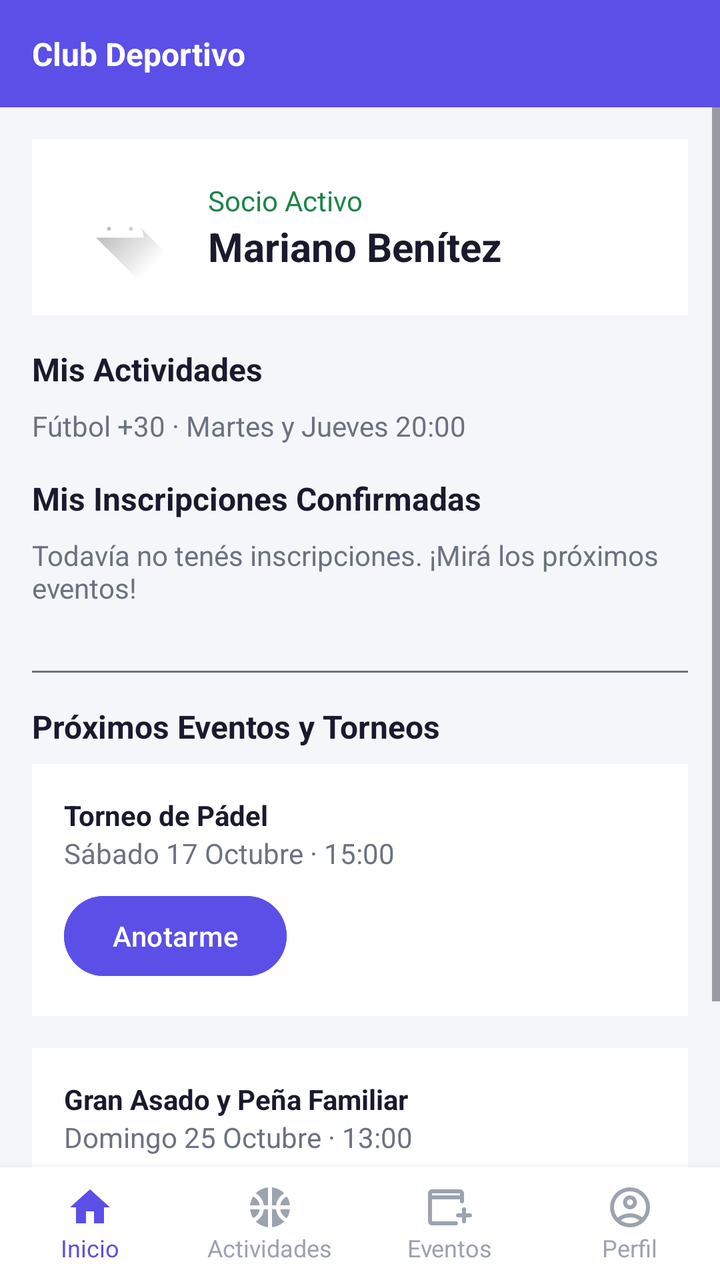
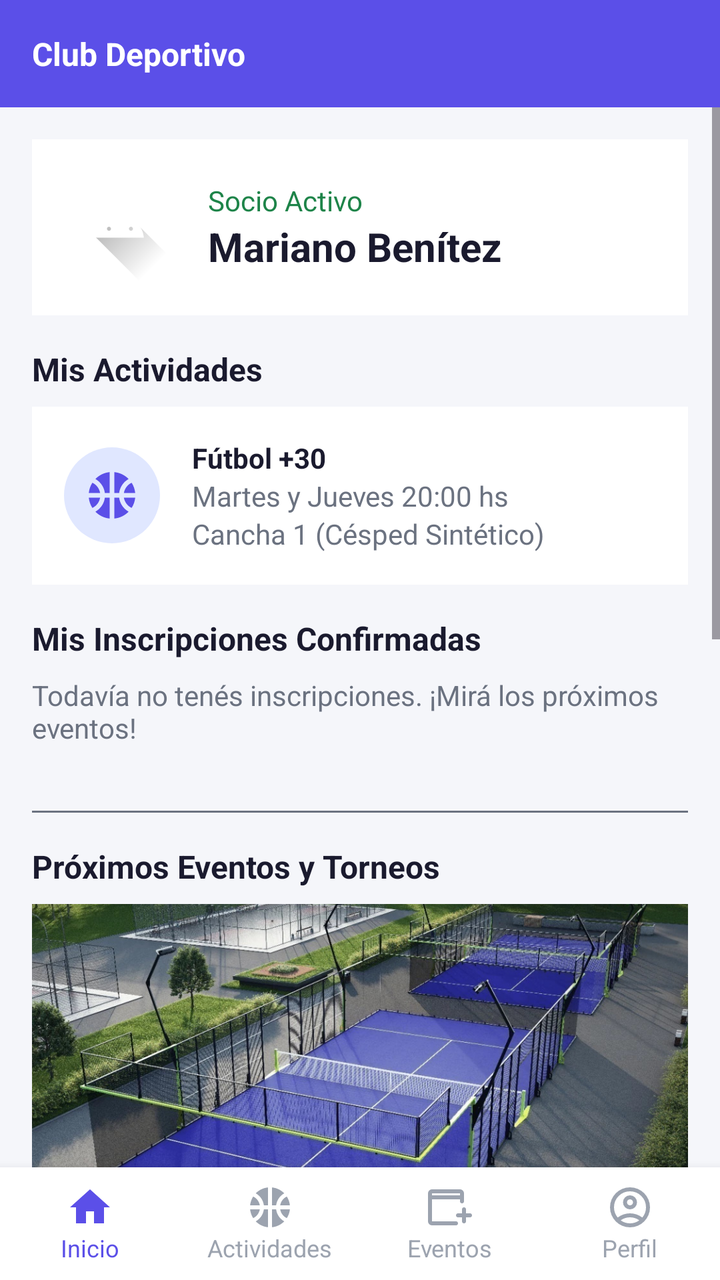

Before-and-after screenshots of an Android layout around one commit, followed by the original layout XML and the change that was made.
<!-- AndroidManifest.xml: application theme Theme.ClubApp -->
<!-- res/layout/activity_main.xml -->
<?xml version="1.0" encoding="utf-8"?>
<androidx.constraintlayout.widget.ConstraintLayout
    xmlns:android="http://schemas.android.com/apk/res/android"
    xmlns:app="http://schemas.android.com/apk/res-auto"
    android:layout_width="match_parent"
    android:layout_height="match_parent"
    android:fitsSystemWindows="true"
    android:background="@color/background">

    
    <TextView
        android:id="@+id/tv_header"
        android:layout_width="0dp"
        android:layout_height="wrap_content"
        android:padding="@dimen/spacing_medium"
        android:background="@color/primary"
        android:text="@string/club_subtitle"
        android:textColor="@color/white"
        android:textSize="@dimen/text_subtitle"
        android:textStyle="bold"
        app:layout_constraintTop_toTopOf="parent"
        app:layout_constraintStart_toStartOf="parent"
        app:layout_constraintEnd_toEndOf="parent" />

    
    <ScrollView
        android:layout_width="0dp"
        android:layout_height="0dp"
        app:layout_constraintTop_toBottomOf="@id/tv_header"
        app:layout_constraintBottom_toTopOf="@id/bottom_nav"
        app:layout_constraintStart_toStartOf="parent"
        app:layout_constraintEnd_toEndOf="parent">

        <LinearLayout
            android:layout_width="match_parent"
            android:layout_height="wrap_content"
            android:orientation="vertical"
            android:padding="@dimen/spacing_medium">

            
            <LinearLayout
                android:layout_width="match_parent"
                android:layout_height="wrap_content"
                android:orientation="horizontal"
                android:gravity="center_vertical"
                android:background="@color/white"
                android:padding="@dimen/spacing_medium"
                android:layout_marginBottom="@dimen/spacing_medium">

                <ImageView
                    android:layout_width="56dp"
                    android:layout_height="56dp"
                    android:src="@drawable/ic_launcher_foreground"
                    android:contentDescription="@string/member_label" />

                <LinearLayout
                    android:layout_width="wrap_content"
                    android:layout_height="wrap_content"
                    android:orientation="vertical"
                    android:layout_marginStart="@dimen/spacing_medium">

                    <TextView
                        android:layout_width="wrap_content"
                        android:layout_height="wrap_content"
                        android:text="@string/member_label"
                        android:textColor="@color/accent_darker"
                        android:textSize="@dimen/text_body" />

                    <TextView
                        android:layout_width="wrap_content"
                        android:layout_height="wrap_content"
                        android:text="@string/member_name"
                        android:textColor="@color/text_primary"
                        android:textSize="@dimen/text_title"
                        android:textStyle="bold" />
                </LinearLayout>
            </LinearLayout>

            
            <TextView
                android:layout_width="wrap_content"
                android:layout_height="wrap_content"
                android:layout_marginBottom="@dimen/spacing_small"
                android:text="@string/section_activities"
                android:textColor="@color/text_primary"
                android:textSize="@dimen/text_subtitle"
                android:textStyle="bold" />

            <TextView
                android:layout_width="wrap_content"
                android:layout_height="wrap_content"
                android:text="@string/activity_description"
                android:textSize="@dimen/text_body"
                android:textColor="@color/text_secondary"
                android:layout_marginBottom="@dimen/spacing_medium" />

            
            <TextView
                android:layout_width="wrap_content"
                android:layout_height="wrap_content"
                android:text="@string/section_my_registrations"
                android:textColor="@color/text_primary"
                android:textSize="@dimen/text_subtitle"
                android:textStyle="bold"
                android:layout_marginBottom="@dimen/spacing_small" />

            <TextView
                android:id="@+id/tv_empty_state"
                android:layout_width="wrap_content"
                android:layout_height="wrap_content"
                android:text="@string/empty_registrations"
                android:textColor="@color/text_secondary"
                android:textSize="@dimen/text_body"
                android:layout_marginBottom="@dimen/spacing_medium" />

            
            <LinearLayout
                android:id="@+id/container_registrations"
                android:layout_width="match_parent"
                android:layout_height="wrap_content"
                android:orientation="vertical"
                android:layout_marginBottom="@dimen/spacing_medium" />

            <View
                android:layout_width="match_parent"
                android:layout_height="1dp"
                android:background="@color/text_secondary"
                android:layout_marginBottom="@dimen/spacing_medium" />

            
            <TextView
                android:layout_width="wrap_content"
                android:layout_height="wrap_content"
                android:text="@string/section_events"
                android:textColor="@color/text_primary"
                android:textSize="@dimen/text_subtitle"
                android:textStyle="bold"
                android:layout_marginBottom="@dimen/spacing_small" />

            
            <LinearLayout
                android:layout_width="match_parent"
                android:layout_height="wrap_content"
                android:layout_marginBottom="@dimen/spacing_medium"
                android:background="@color/white"
                android:orientation="vertical"
                android:padding="@dimen/spacing_medium">

                <TextView
                    android:layout_width="wrap_content"
                    android:layout_height="wrap_content"
                    android:text="@string/event_name_1"
                    android:textColor="@color/text_primary"
                    android:textSize="@dimen/text_body"
                    android:textStyle="bold" />

                <TextView
                    android:layout_width="wrap_content"
                    android:layout_height="wrap_content"
                    android:layout_marginBottom="@dimen/spacing_small"
                    android:text="@string/event_date_1"
                    android:textColor="@color/text_secondary"
                    android:textSize="@dimen/text_body" />

                <Button
                    android:id="@+id/btn_join_event_1"
                    android:layout_width="wrap_content"
                    android:layout_height="wrap_content"
                    android:backgroundTint="@color/primary"
                    android:textColor="@color/white"
                    android:text="@string/btn_join_event" />

            </LinearLayout>

            
            <LinearLayout
                android:layout_width="match_parent"
                android:layout_height="wrap_content"
                android:layout_marginBottom="@dimen/spacing_medium"
                android:background="@color/white"
                android:orientation="vertical"
                android:padding="@dimen/spacing_medium">

                <TextView
                    android:layout_width="wrap_content"
                    android:layout_height="wrap_content"
                    android:text="@string/event_name_2"
                    android:textColor="@color/text_primary"
                    android:textSize="@dimen/text_body"
                    android:textStyle="bold" />

                <TextView
                    android:layout_width="wrap_content"
                    android:layout_height="wrap_content"
                    android:layout_marginBottom="@dimen/spacing_small"
                    android:text="@string/event_date_2"
                    android:textColor="@color/text_secondary"
                    android:textSize="@dimen/text_body" />

                <Button
                    android:id="@+id/btn_join_event_2"
                    android:layout_width="wrap_content"
                    android:layout_height="wrap_content"
                    android:backgroundTint="@color/primary"
                    android:textColor="@color/white"
                    android:text="@string/btn_join_event" />

            </LinearLayout>

        </LinearLayout>
    </ScrollView>
    
    <LinearLayout
        android:id="@+id/bottom_nav"
        android:layout_width="0dp"
        android:layout_height="wrap_content"
        android:orientation="horizontal"
        android:background="@color/white"
        android:paddingTop="@dimen/spacing_small"
        android:paddingBottom="@dimen/spacing_small"
        android:elevation="8dp"
        app:layout_constraintBottom_toBottomOf="parent"
        app:layout_constraintStart_toStartOf="parent"
        app:layout_constraintEnd_toEndOf="parent">

        <LinearLayout
            android:id="@+id/nav_home"
            android:layout_width="0dp"
            android:layout_height="wrap_content"
            android:layout_weight="1"
            android:orientation="vertical"
            android:gravity="center">

            <ImageView
                android:layout_width="24dp"
                android:layout_height="24dp"
                android:src="@drawable/ic_home"
                app:tint="@color/primary"
                android:contentDescription="@string/nav_home" />

            <TextView
                android:layout_width="wrap_content"
                android:layout_height="wrap_content"
                android:text="@string/nav_home"
                android:textColor="@color/primary"
                android:textSize="12sp" />
        </LinearLayout>

        <LinearLayout
            android:id="@+id/nav_activities"
            android:layout_width="0dp"
            android:layout_height="wrap_content"
            android:layout_weight="1"
            android:orientation="vertical"
            android:gravity="center">

            <ImageView
                android:layout_width="24dp"
                android:layout_height="24dp"
                android:src="@drawable/ic_activities"
                app:tint="@color/nav_inactive"
                android:contentDescription="@string/nav_activities" />

            <TextView
                android:layout_width="wrap_content"
                android:layout_height="wrap_content"
                android:text="@string/nav_activities"
                android:textColor="@color/nav_inactive"
                android:textSize="12sp" />
        </LinearLayout>

        <LinearLayout
            android:id="@+id/nav_events"
            android:layout_width="0dp"
            android:layout_height="wrap_content"
            android:layout_weight="1"
            android:orientation="vertical"
            android:gravity="center">

            <ImageView
                android:layout_width="24dp"
                android:layout_height="24dp"
                android:src="@drawable/ic_events"
                app:tint="@color/nav_inactive"
                android:contentDescription="@string/nav_events" />

            <TextView
                android:layout_width="wrap_content"
                android:layout_height="wrap_content"
                android:text="@string/nav_events"
                android:textColor="@color/nav_inactive"
                android:textSize="12sp" />
        </LinearLayout>

        <LinearLayout
            android:id="@+id/nav_profile"
            android:layout_width="0dp"
            android:layout_height="wrap_content"
            android:layout_weight="1"
            android:orientation="vertical"
            android:gravity="center">

            <ImageView
                android:layout_width="24dp"
                android:layout_height="24dp"
                android:src="@drawable/ic_profile"
                app:tint="@color/nav_inactive"
                android:contentDescription="@string/nav_profile" />

            <TextView
                android:layout_width="wrap_content"
                android:layout_height="wrap_content"
                android:text="@string/nav_profile"
                android:textColor="@color/nav_inactive"
                android:textSize="12sp" />
        </LinearLayout>

    </LinearLayout>
</androidx.constraintlayout.widget.ConstraintLayout>
<!-- resources referenced by this layout -->
<resources>
  <color name="accent_darker">#1E8449</color>
  <color name="background">#F5F6FA</color>
  <color name="nav_inactive">#9CA3AF</color>
  <color name="primary">#5B4FE8</color>
  <color name="text_primary">#1A1A2E</color>
  <color name="text_secondary">#6B7280</color>
  <color name="white">#FFFFFF</color>
  <dimen name="spacing_medium">16dp</dimen>
  <dimen name="spacing_small">8dp</dimen>
  <dimen name="text_body">14sp</dimen>
  <dimen name="text_subtitle">16sp</dimen>
  <dimen name="text_title">20sp</dimen>
  <!-- drawable ic_events (drawable) -->
  <vector xmlns:android="http://schemas.android.com/apk/res/android" android:height="24dp" android:tint="#000000" android:viewportHeight="960" android:viewportWidth="960" android:width="24dp">
        
      <path android:fillColor="@android:color/white" android:pathData="M720,680L640,680Q623,680 611.5,668.5Q600,657 600,640Q600,623 611.5,611.5Q623,600 640,600L720,600L720,520Q720,503 731.5,491.5Q743,480 760,480Q777,480 788.5,491.5Q800,503 800,520L800,600L880,600Q897,600 908.5,611.5Q920,623 920,640Q920,657 908.5,668.5Q897,680 880,680L800,680L800,760Q800,777 788.5,788.5Q777,800 760,800Q743,800 731.5,788.5Q720,777 720,760L720,680ZM120,840Q87,840 63.5,816.5Q40,793 40,760L40,200Q40,167 63.5,143.5Q87,120 120,120L680,120Q713,120 736.5,143.5Q760,167 760,200L760,360Q760,377 748.5,388.5Q737,400 720,400Q703,400 691.5,388.5Q680,377 680,360L680,320L120,320L120,760Q120,760 120,760Q120,760 120,760L600,760Q617,760 628.5,771.5Q640,783 640,800Q640,817 628.5,828.5Q617,840 600,840L120,840ZM120,240L680,240L680,200Q680,200 680,200Q680,200 680,200L120,200Q120,200 120,200Q120,200 120,200L120,240ZM120,240L120,200Q120,200 120,200Q120,200 120,200L120,200Q120,200 120,200Q120,200 120,200L120,240Z"/>
      
  </vector>
  <!-- drawable ic_home (drawable) -->
  <vector xmlns:android="http://schemas.android.com/apk/res/android" android:height="24dp" android:tint="#000000" android:viewportHeight="24" android:viewportWidth="24" android:width="24dp">
        
      <path android:fillColor="@android:color/white" android:pathData="M10,20v-6h4v6h5v-8h3L12,3 2,12h3v8z"/>
      
  </vector>
  <string name="activity_description">Fútbol +30 · Martes y Jueves 20:00</string>
  <string name="btn_join_event">Anotarme</string>
  <string name="club_subtitle">Club Deportivo</string>
  <string name="empty_registrations">Todavía no tenés inscripciones. ¡Mirá los próximos eventos!</string>
  <string name="event_date_1">Sábado 17 Octubre · 15:00</string>
  <string name="event_date_2">Domingo 25 Octubre · 13:00</string>
  <string name="event_name_1">Torneo de Pádel</string>
  <string name="event_name_2">Gran Asado y Peña Familiar</string>
  <string name="member_label">Socio Activo</string>
  <string name="member_name">Mariano Benítez</string>
  <string name="nav_activities">Actividades</string>
  <string name="nav_events">Eventos</string>
  <string name="nav_home">Inicio</string>
  <string name="nav_profile">Perfil</string>
  <string name="section_activities">Mis Actividades</string>
  <string name="section_events">Próximos Eventos y Torneos</string>
  <string name="section_my_registrations">Mis Inscripciones Confirmadas</string>
  <style name="Theme.ClubApp" parent="Base.Theme.ClubApp" />
  <style name="Base.Theme.ClubApp" parent="Theme.Material3.DayNight.NoActionBar">
          
          
      </style>
  <!-- unchanged entries left out for length: 3 -->
</resources>

<!-- the commit's change to res/layout/activity_main.xml (unified diff, before → after) -->
@@ -86,13 +86,54 @@
                 android:textSize="@dimen/text_subtitle"
                 android:textStyle="bold" />
 
-            <TextView
-                android:layout_width="wrap_content"
-                android:layout_height="wrap_content"
-                android:text="@string/activity_description"
-                android:textSize="@dimen/text_body"
-                android:textColor="@color/text_secondary"
-                android:layout_marginBottom="@dimen/spacing_medium" />
+            <LinearLayout
+                android:layout_width="match_parent"
+                android:layout_height="wrap_content"
+                android:orientation="horizontal"
+                android:gravity="center_vertical"
+                android:background="@color/white"
+                android:padding="@dimen/spacing_medium"
+                android:layout_marginBottom="@dimen/spacing_medium">
+
+                <ImageView
+                    android:layout_width="48dp"
+                    android:layout_height="48dp"
+                    android:background="@drawable/bg_icon_circle"
+                    android:padding="10dp"
+                    android:src="@drawable/ic_activities"
+                    app:tint="@color/primary"
+                    android:contentDescription="@string/activity1_name" />
+
+                <LinearLayout
+                    android:layout_width="wrap_content"
+                    android:layout_height="wrap_content"
+                    android:orientation="vertical"
+                    android:layout_marginStart="@dimen/spacing_medium">
+
+                    <TextView
+                        android:layout_width="wrap_content"
+                        android:layout_height="wrap_content"
+                        android:text="@string/activity1_name"
+                        android:textColor="@color/text_primary"
+                        android:textSize="@dimen/text_body"
+                        android:textStyle="bold" />
+
+                    <TextView
+                        android:layout_width="wrap_content"
+                        android:layout_height="wrap_content"
+                        android:text="@string/activity1_time"
+                        android:textColor="@color/text_secondary"
+                        android:textSize="@dimen/text_body" />
+
+                    <TextView
+                        android:layout_width="wrap_content"
+                        android:layout_height="wrap_content"
+                        android:text="@string/activity1_location"
+                        android:textColor="@color/text_secondary"
+                        android:textSize="@dimen/text_body" />
+
+                </LinearLayout>
+            </LinearLayout>
 
             
             <TextView
@@ -143,41 +184,71 @@
                 android:layout_height="wrap_content"
                 android:layout_marginBottom="@dimen/spacing_medium"
                 android:background="@color/white"
-                android:orientation="vertical"
-                android:padding="@dimen/spacing_medium">
-
-                <TextView
-                    android:layout_width="wrap_content"
-                    android:layout_height="wrap_content"
-                    android:text="@string/event_name_1"
-                    android:textColor="@color/text_primary"
-                    android:textSize="@dimen/text_body"
-                    android:textStyle="bold" />
-
-                <TextView
-                    android:layout_width="wrap_content"
-                    android:layout_height="wrap_content"
-                    android:layout_marginBottom="@dimen/spacing_small"
-                    android:text="@string/event_date_1"
-                    android:textColor="@color/text_secondary"
-                    android:textSize="@dimen/text_body" />
-
-                <Button
-                    android:id="@+id/btn_join_event_1"
-                    android:layout_width="wrap_content"
-                    android:layout_height="wrap_content"
-                    android:backgroundTint="@color/primary"
-                    android:textColor="@color/white"
-                    android:text="@string/btn_join_event" />
-
+                android:orientation="vertical">
+
+                <ImageView
+                    android:layout_width="match_parent"
+                    android:layout_height="160dp"
+                    android:scaleType="centerCrop"
+                    android:src="@drawable/event_padel"
+                    android:contentDescription="@string/event_name_1" />
+
+                <LinearLayout
+                    android:layout_width="match_parent"
+                    android:layout_height="wrap_content"
+                    android:orientation="vertical"
+                    android:padding="@dimen/spacing_medium">
+
+                    <TextView
+                        android:layout_width="wrap_content"
+                        android:layout_height="wrap_content"
+                        android:text="@string/event_name_1"
+                        android:textColor="@color/text_primary"
+                        android:textSize="@dimen/text_body"
+                        android:textStyle="bold" />
+
+                    <TextView
+                        android:layout_width="wrap_content"
+                        android:layout_height="wrap_content"
+                        android:text="@string/event_date_1"
+                        android:textColor="@color/text_secondary"
+                        android:textSize="@dimen/text_body" />
+                    <TextView
+                        android:layout_width="wrap_content"
+                        android:layout_height="wrap_content"
+                        android:layout_marginBottom="@dimen/spacing_small"
+                        android:text="@string/event_location_1"
+                        android:textColor="@color/text_secondary"
+                        android:textSize="@dimen/text_body" />
+                    <Button
+                        android:id="@+id/btn_join_event_1"
+                        android:layout_width="wrap_content"
+                        android:layout_height="wrap_content"
+                        android:backgroundTint="@color/primary"
+                        android:textColor="@color/white"
+                        android:text="@string/btn_join_event" />
+
+                </LinearLayout>
             </LinearLayout>
 
             
-            <LinearLayout
-                android:layout_width="match_parent"
-                android:layout_height="wrap_content"
-                android:layout_marginBottom="@dimen/spacing_medium"
-                android:background="@color/white"
+        <LinearLayout
+            android:layout_width="match_parent"
+            android:layout_height="wrap_content"
+            android:layout_marginBottom="@dimen/spacing_medium"
+            android:background="@color/white"
+            android:orientation="vertical">
+
+            <ImageView
+                android:layout_width="match_parent"
+                android:layout_height="160dp"
+                android:scaleType="centerCrop"
+                android:src="@drawable/event_asado"
+                android:contentDescription="@string/event_name_1" />
+
+            <LinearLayout
+                android:layout_width="match_parent"
+                android:layout_height="wrap_content"
                 android:orientation="vertical"
                 android:padding="@dimen/spacing_medium">
 
@@ -192,11 +263,16 @@
                 <TextView
                     android:layout_width="wrap_content"
                     android:layout_height="wrap_content"
-                    android:layout_marginBottom="@dimen/spacing_small"
                     android:text="@string/event_date_2"
                     android:textColor="@color/text_secondary"
                     android:textSize="@dimen/text_body" />
-
+                <TextView
+                    android:layout_width="wrap_content"
+                    android:layout_height="wrap_content"
+                    android:layout_marginBottom="@dimen/spacing_small"
+                    android:text="@string/event_location_2"
+                    android:textColor="@color/text_secondary"
+                    android:textSize="@dimen/text_body" />
                 <Button
                     android:id="@+id/btn_join_event_2"
                     android:layout_width="wrap_content"
@@ -206,9 +282,10 @@
                     android:text="@string/btn_join_event" />
 
             </LinearLayout>
-
+        </LinearLayout>
         </LinearLayout>
     </ScrollView>
+
     
     <LinearLayout
         android:id="@+id/bottom_nav"
<!-- resource entries referenced after the edit -->
@@ -12,6 +12,14 @@
   <dimen name="text_body">14sp</dimen>
   <dimen name="text_subtitle">16sp</dimen>
   <dimen name="text_title">20sp</dimen>
+  <!-- drawable bg_icon_circle (drawable) -->
+  <?xml version="1.0" encoding="utf-8"?>
+  <shape xmlns:android="http://schemas.android.com/apk/res/android"
+      android:shape="oval">
+      <solid android:color="@color/icon_bg" />
+  </shape>
+  <!-- drawable event_asado: jpg bitmap (drawable, 37447 bytes) -->
+  <!-- drawable event_padel: jpg bitmap (drawable, 335299 bytes) -->
   <!-- drawable ic_events (drawable) -->
   <vector xmlns:android="http://schemas.android.com/apk/res/android" android:height="24dp" android:tint="#000000" android:viewportHeight="960" android:viewportWidth="960" android:width="24dp">
         
@@ -24,12 +32,16 @@
       <path android:fillColor="@android:color/white" android:pathData="M10,20v-6h4v6h5v-8h3L12,3 2,12h3v8z"/>
       
   </vector>
-  <string name="activity_description">Fútbol +30 · Martes y Jueves 20:00</string>
+  <string name="activity1_location">Cancha 1 (Césped Sintético)</string>
+  <string name="activity1_name">Fútbol +30</string>
+  <string name="activity1_time">Martes y Jueves 20:00 hs</string>
   <string name="btn_join_event">Anotarme</string>
   <string name="club_subtitle">Club Deportivo</string>
   <string name="empty_registrations">Todavía no tenés inscripciones. ¡Mirá los próximos eventos!</string>
   <string name="event_date_1">Sábado 17 Octubre · 15:00</string>
   <string name="event_date_2">Domingo 25 Octubre · 13:00</string>
+  <string name="event_location_1">Canchas de Cristal 1 y 2</string>
+  <string name="event_location_2">Quincho Central y Parque Arbolado</string>
   <string name="event_name_1">Torneo de Pádel</string>
   <string name="event_name_2">Gran Asado y Peña Familiar</string>
   <string name="member_label">Socio Activo</string>
@@ -42,6 +54,7 @@
   <string name="section_events">Próximos Eventos y Torneos</string>
   <string name="section_my_registrations">Mis Inscripciones Confirmadas</string>
   <style name="Theme.ClubApp" parent="Base.Theme.ClubApp" />
+  <color name="icon_bg">#E0E7FF</color>
   <style name="Base.Theme.ClubApp" parent="Theme.Material3.DayNight.NoActionBar">
           
           
